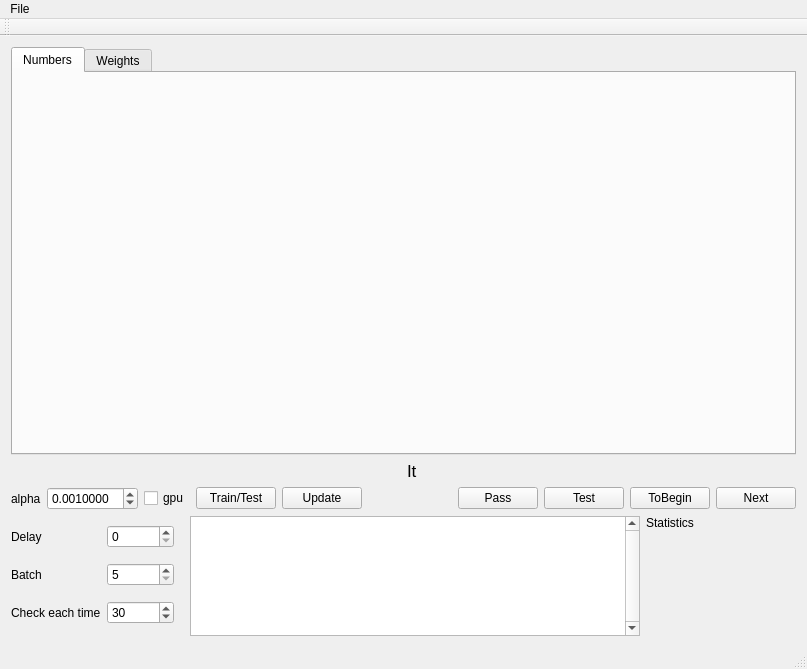
Before: the Qt Designer form mainwindow.ui in artthirt/cifarsmpl, drawn with Qt 5.
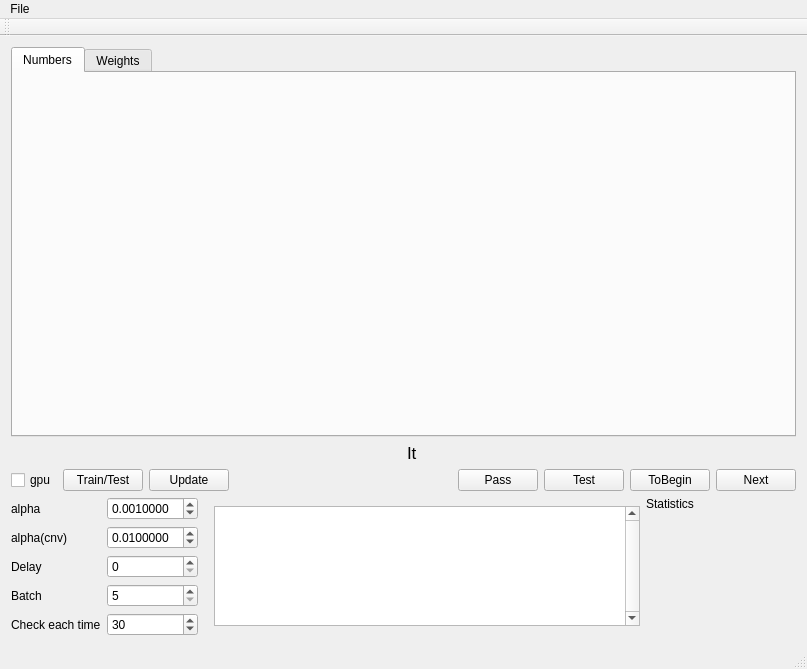
After: the same form once the commit is applied. Custom widgets are drawn as their Qt base class.

The edit to the form file:
```diff
--- a/mainwindow.ui
+++ b/mainwindow.ui
@@ -82,26 +82,6 @@
     </item>
     <item>
      <layout class="QHBoxLayout" name="horizontalLayout">
-      <item>
-       <widget class="QLabel" name="label">
-        <property name="text">
-         <string>alpha</string>
-        </property>
-       </widget>
-      </item>
-      <item>
-       <widget class="QDoubleSpinBox" name="dsb_alpha">
-        <property name="decimals">
-         <number>7</number>
-        </property>
-        <property name="singleStep">
-         <double>0.000100000000000</double>
-        </property>
-        <property name="value">
-         <double>0.001000000000000</double>
-        </property>
-       </widget>
-      </item>
       <item>
        <widget class="QCheckBox" name="chb_gpu">
         <property name="text">
@@ -207,21 +187,7 @@
         <property name="rightMargin">
          <number>10</number>
         </property>
-        <item row="1" column="0">
-         <widget class="QLabel" name="label_3">
-          <property name="text">
-           <string>Batch</string>
-          </property>
-         </widget>
-        </item>
-        <item row="0" column="1">
-         <widget class="QSpinBox" name="sb_delay">
-          <property name="maximum">
-           <number>999999</number>
-          </property>
-         </widget>
-        </item>
-        <item row="1" column="1">
+        <item row="3" column="1">
          <widget class="QSpinBox" name="sb_batch">
           <property name="minimum">
            <number>5</number>
@@ -231,21 +197,7 @@
           </property>
          </widget>
         </item>
-        <item row="0" column="0">
-         <widget class="QLabel" name="label_2">
-          <property name="text">
-           <string>Delay</string>
-          </property>
-         </widget>
-        </item>
-        <item row="2" column="0">
-         <widget class="QLabel" name="label_4">
-          <property name="text">
-           <string>Check each time</string>
-          </property>
-         </widget>
-        </item>
-        <item row="2" column="1">
+        <item row="4" column="1">
          <widget class="QSpinBox" name="sb_iter_numb">
           <property name="minimum">
            <number>10</number>
@@ -261,6 +213,74 @@
           </property>
          </widget>
         </item>
+        <item row="4" column="0">
+         <widget class="QLabel" name="label_4">
+          <property name="text">
+           <string>Check each time</string>
+          </property>
+         </widget>
+        </item>
+        <item row="2" column="1">
+         <widget class="QSpinBox" name="sb_delay">
+          <property name="maximum">
+           <number>999999</number>
+          </property>
+         </widget>
+        </item>
+        <item row="2" column="0">
+         <widget class="QLabel" name="label_2">
+          <property name="text">
+           <string>Delay</string>
+          </property>
+         </widget>
+        </item>
+        <item row="3" column="0">
+         <widget class="QLabel" name="label_3">
+          <property name="text">
+           <string>Batch</string>
+          </property>
+         </widget>
+        </item>
+        <item row="0" column="1">
+         <widget class="QDoubleSpinBox" name="dsb_alpha">
+          <property name="decimals">
+           <number>7</number>
+          </property>
+          <property name="singleStep">
+           <double>0.000100000000000</double>
+          </property>
+          <property name="value">
+           <double>0.001000000000000</double>
+          </property>
+         </widget>
+        </item>
+        <item row="0" column="0">
+         <widget class="QLabel" name="label">
+          <property name="text">
+           <string>alpha</string>
+          </property>
+         </widget>
+        </item>
+        <item row="1" column="0">
+         <widget class="QLabel" name="label_5">
+          <property name="text">
+           <string>alpha(cnv)</string>
+          </property>
+         </widget>
+        </item>
+        <item row="1" column="1">
+         <widget class="QDoubleSpinBox" name="dsb_alpha_cnv">
+          <property name="decimals">
+           <number>7</number>
+          </property>
+          <property name="singleStep">
+           <double>0.000100000000000</double>
+          </property>
+          <property name="value">
+           <double>0.010000000000000</double>
+          </property>
+         </widget>
+        </item>
        </layout>
       </item>
       <item row="0" column="2">
```
